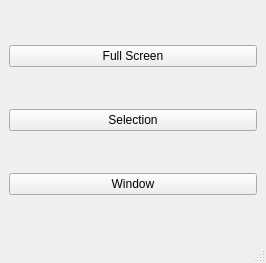
Before: the Qt Designer form ui/Ui_Main.ui in usrbinsam/postit-desktop, drawn with Qt 5.
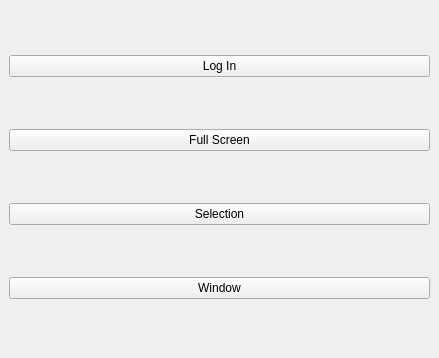
After: the same form once the commit is applied.

What changed in the file:
```diff
--- a/ui/Ui_Main.ui
+++ b/ui/Ui_Main.ui
@@ -6,8 +6,8 @@
    <rect>
     <x>0</x>
     <y>0</y>
-    <width>266</width>
-    <height>263</height>
+    <width>439</width>
+    <height>358</height>
    </rect>
   </property>
   <property name="windowTitle">
@@ -15,14 +15,14 @@
   </property>
   <widget class="QWidget" name="centralwidget">
    <layout class="QGridLayout" name="gridLayout">
-    <item row="1" column="0">
-     <widget class="QPushButton" name="takeSelectionScreenShotButton">
-      <property name="text">
-       <string>Selection</string>
-      </property>
-     </widget>
-    </item>
     <item row="0" column="0">
+     <widget class="QPushButton" name="logInButton">
+      <property name="text">
+       <string>Log In</string>
+      </property>
+     </widget>
+    </item>
+    <item row="1" column="0">
      <widget class="QPushButton" name="takeScreenShotButton">
       <property name="text">
        <string>Full Screen</string>
@@ -30,6 +30,13 @@
      </widget>
     </item>
     <item row="2" column="0">
+     <widget class="QPushButton" name="takeSelectionScreenShotButton">
+      <property name="text">
+       <string>Selection</string>
+      </property>
+     </widget>
+    </item>
+    <item row="3" column="0">
      <widget class="QPushButton" name="takeWindowScreenShotButton">
       <property name="text">
        <string>Window</string>
@@ -38,7 +45,6 @@
     </item>
    </layout>
   </widget>
-  <widget class="QStatusBar" name="statusbar"/>
  </widget>
  <resources/>
  <connections/>
```
